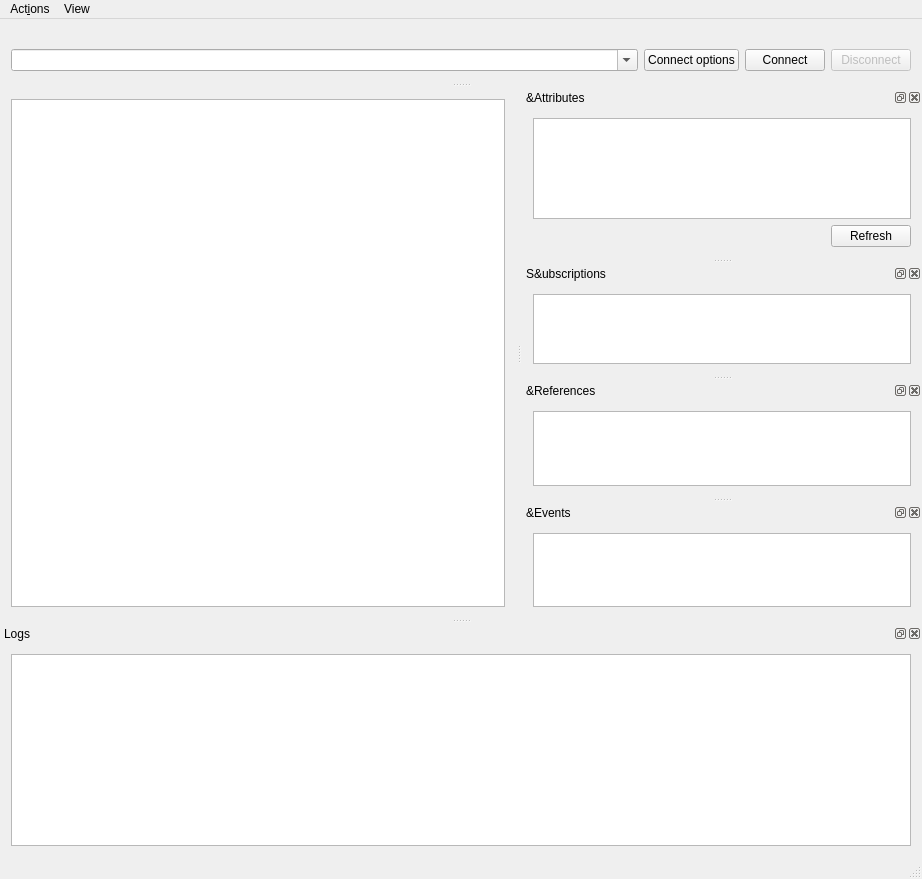
The window that client/mainwindow_ui.ui (ilManno/OPCUA_PyClient_NodeServer) describes before a commit, drawn with Qt 5.
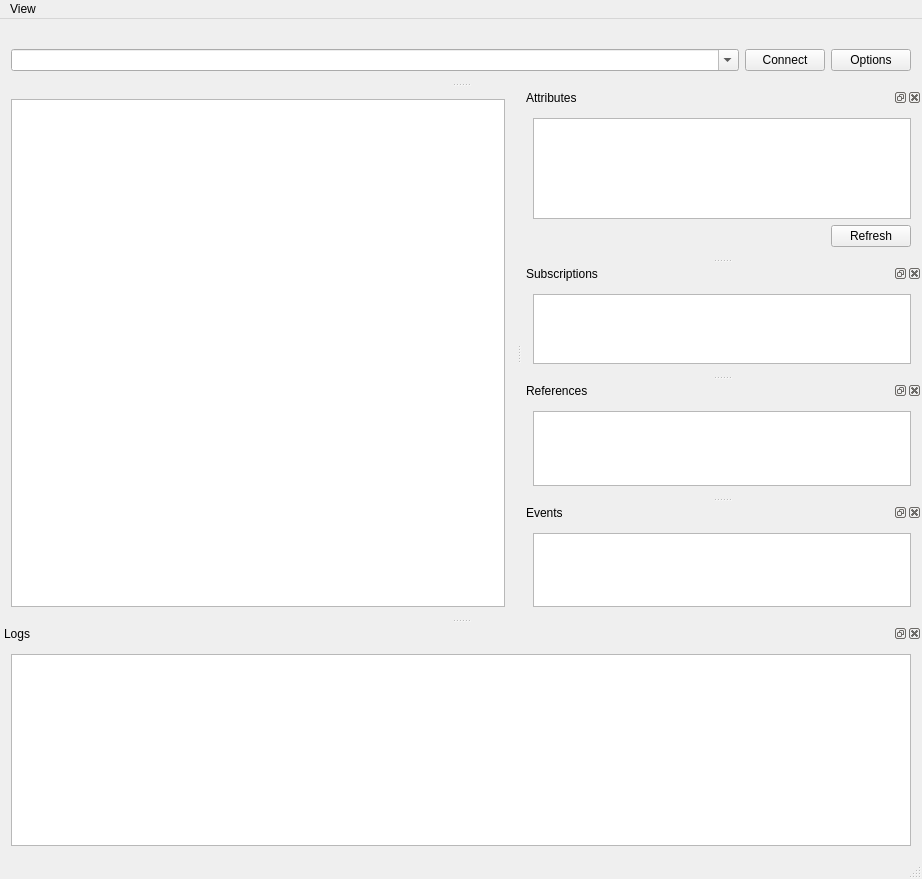
The same window after the commit. Icons and pictures are not drawn.

```diff
--- a/client/mainwindow_ui.ui
+++ b/client/mainwindow_ui.ui
@@ -63,25 +63,11 @@
      <height>21</height>
     </rect>
    </property>
-   <widget class="QMenu" name="menuOPC_UA_Client">
-    <property name="title">
-     <string>Act&amp;ions</string>
-    </property>
-    <addaction name="actionConnect"/>
-    <addaction name="actionDisconnect"/>
-    <addaction name="actionCopyPath"/>
-    <addaction name="actionCopyNodeId"/>
-    <addaction name="actionSubscribeDataChange"/>
-    <addaction name="actionUnsubscribeDataChange"/>
-    <addaction name="actionSubscribeEvent"/>
-    <addaction name="actionUnsubscribeEvents"/>
-   </widget>
    <widget class="QMenu" name="menuView">
     <property name="title">
      <string>View</string>
     </property>
    </widget>
-   <addaction name="menuOPC_UA_Client"/>
    <addaction name="menuView"/>
   </widget>
   <widget class="QStatusBar" name="statusBar"/>
@@ -99,7 +85,7 @@
     </size>
    </property>
    <property name="windowTitle">
-    <string>&amp;Attributes</string>
+    <string>Attributes</string>
    </property>
    <attribute name="dockWidgetArea">
     <number>2</number>
@@ -194,19 +180,9 @@
     </property>
     <layout class="QGridLayout" name="gridLayout">
      <item row="1" column="4">
-      <widget class="QPushButton" name="connectButton">
+      <widget class="QPushButton" name="optionsButton">
        <property name="text">
-        <string>Connect</string>
-       </property>
-      </widget>
-     </item>
-     <item row="1" column="5">
-      <widget class="QPushButton" name="disconnectButton">
-       <property name="enabled">
-        <bool>false</bool>
-       </property>
-       <property name="text">
-        <string>Disconnect</string>
+        <string>Options</string>
        </property>
       </widget>
      </item>
@@ -227,9 +203,9 @@
       </widget>
      </item>
      <item row="1" column="3">
-      <widget class="QPushButton" name="connectOptionButton">
+      <widget class="QPushButton" name="connectButton">
        <property name="text">
-        <string>Connect options</string>
+        <string>Connect</string>
        </property>
       </widget>
      </item>
@@ -244,7 +220,7 @@
     </sizepolicy>
    </property>
    <property name="windowTitle">
-    <string>S&amp;ubscriptions</string>
+    <string>Subscriptions</string>
    </property>
    <attribute name="dockWidgetArea">
     <number>2</number>
@@ -287,7 +263,7 @@
     </sizepolicy>
    </property>
    <property name="windowTitle">
-    <string>&amp;References</string>
+    <string>References</string>
    </property>
    <attribute name="dockWidgetArea">
     <number>2</number>
@@ -318,7 +294,7 @@
     </sizepolicy>
    </property>
    <property name="windowTitle">
-    <string>&amp;Events</string>
+    <string>Events</string>
    </property>
    <attribute name="dockWidgetArea">
     <number>2</number>
```
Left out of the diff: 47 changed lines with no effect on the pictures.
